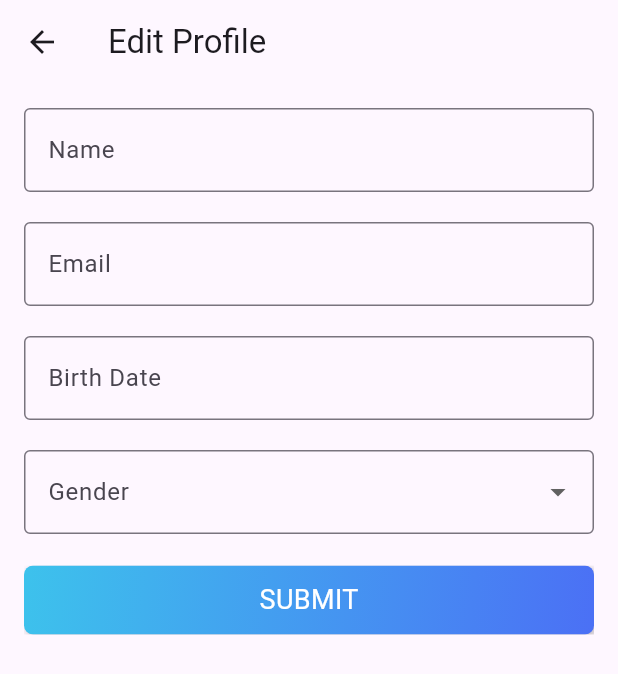
After one commit to edselford/PayDay, a Flutter app: the EditProfilePage screen opened by its route, on a phone screen of 412 x 824 dp. The commit adds this screen. Shown: the top 674 px of the screen. Run offline on Flutter 3.47's test engine with Material 3 defaults, Android fonts, the phone set to English and light mode, and no system bars; our stand-ins replace flutter_secure_storage, flutter_svg; missing offline and left inert: month_year_picker; accounts and stored records are empty; network calls fail.

Commit message:
Make profile

```diff
--- a/flutter/lib/main.dart
+++ b/flutter/lib/main.dart
@@ -4,6 +4,8 @@ import 'package:payday/helper.dart';
 import 'package:payday/pages/attendance/attendance.dart';
 import 'package:payday/pages/employee/employee.dart';
 import 'package:payday/pages/payslip/payslip-list.dart';
+import 'package:payday/pages/profile/edit_profile.dart';
+import 'package:payday/pages/profile/profile.dart';
 import 'package:payday/pages/salary/salary-list.dart';
 import 'package:payday/pages/salary/salary.dart';
 import 'package:payday/services/auth.dart';
@@ -43,7 +45,11 @@ class MyApp extends StatelessWidget {
 
         // Salary
         '/salary': (context) => const SalaryPage(),
-        '/salary/list': (context) => const SalaryListPage()
+        '/salary/list': (context) => const SalaryListPage(),
+
+        // Profile
+        '/profile': (context) => ProfilePage(),
+        '/profile/edit': (context) => EditProfilePage()
       },
     );
   }
--- /dev/null
+++ b/flutter/lib/pages/profile/edit_profile.dart
@@ -0,0 +1,144 @@
+import 'package:flutter/cupertino.dart';
+import 'package:flutter/material.dart';
+import 'package:intl/intl.dart';
+import 'package:payday/helper.dart';
+import 'package:payday/services/auth.dart';
+
+class EditProfilePage extends StatefulWidget {
+  @override
+  _EditProfilePageState createState() => _EditProfilePageState();
+}
+
+class _EditProfilePageState extends State<EditProfilePage> {
+  final TextEditingController _nameController = TextEditingController();
+  final TextEditingController _emailController = TextEditingController();
+  final TextEditingController _birthDateController = TextEditingController();
+  Gender? _selectedGender;
+
+  @override
+  void initState() {
+    super.initState();
+
+    WidgetsBinding.instance.addPostFrameCallback((_) {
+      Auth.me().catchError((err) {
+        if (context.mounted) alert(context, err);
+      }).then((value) {
+        _nameController.text = value.name;
+        _emailController.text = value.email;
+        _birthDateController.text =
+            DateFormat("yyyy-MM-dd").format(DateTime.now());
+
+        setState(() {
+          _selectedGender = value.gender;
+        });
+      });
+    });
+  }
+
+  @override
+  Widget build(BuildContext context) {
+    return Scaffold(
+      appBar: AppBar(
+        title: Text('Edit Profile'),
+      ),
+      body: Padding(
+        padding: const EdgeInsets.all(16.0),
+        child: Column(
+          children: [
+            TextField(
+              controller: _nameController,
+              decoration: InputDecoration(
+                  labelText: 'Name', border: OutlineInputBorder()),
+            ),
+            SizedBox(
+              height: 20,
+            ),
+            TextField(
+              controller: _emailController,
+              decoration: InputDecoration(
+                  labelText: 'Email', border: OutlineInputBorder()),
+            ),
+            SizedBox(
+              height: 20,
+            ),
+            TextField(
+              controller: _birthDateController,
+              decoration: InputDecoration(
+                  labelText: 'Birth Date', border: OutlineInputBorder()),
+              readOnly: true,
+              onTap: () async {
+                var pickedDate = await showDatePicker(
+                  context: context,
+                  initialDate: DateTime.now(),
+                  firstDate: DateTime(1900),
+                  lastDate: DateTime(2100),
+                );
+                if (pickedDate != null) {
+                  setState(() {
+                    _birthDateController.text =
+                        pickedDate.toLocal().toString().split(' ')[0];
+                  });
+                }
+              },
+            ),
+            SizedBox(
+              height: 20,
+            ),
+            DropdownButtonFormField<Gender>(
+              value: _selectedGender,
+              decoration: InputDecoration(
+                  labelText: 'Gender', border: OutlineInputBorder()),
+              items: Gender.values.map((Gender gender) {
+                return DropdownMenuItem<Gender>(
+                  value: gender,
+                  child: Text(gender == Gender.m ? "Male" : "Female"),
+                );
+              }).toList(),
+              onChanged: (Gender? newValue) {
+                setState(() {
+                  _selectedGender = newValue;
+                });
+              },
+            ),
+            SizedBox(height: 20),
+            RawMaterialButton(
+              onPressed: () {
+              },
+              child: Ink(
+                decoration: const BoxDecoration(
+                  gradient: LinearGradient(
+                    begin: Alignment.topLeft,
+                    end: Alignment.bottomRight,
+                    colors: [
+                      Color(0xff3DC2EC),
+                      Color(0xff4B70F5),
+                    ],
+                  ),
+                  borderRadius: BorderRadius.all(Radius.circular(6)),
+                  boxShadow: [
+                    BoxShadow(
+                      color: Color.fromRGBO(0, 0, 0, 0.25),
+                      offset: Offset(2, 2),
+                      blurRadius: 4,
+                    ),
+                  ],
+                ),
+                child: Container(
+                  alignment: Alignment.center,
+                  padding: const EdgeInsets.all(10),
+                  child: const Text(
+                    'SUBMIT',
+                    style: TextStyle(
+                      fontSize: 18,
+                      color: Colors.white,
+                    ),
+                  ),
+                ),
+              ),
+            ),
+          ],
+        ),
+      ),
+    );
+  }
+}
--- a/flutter/lib/services/auth.dart
+++ b/flutter/lib/services/auth.dart
@@ -34,6 +34,7 @@ class Auth {
       body: jsonEncode({'email': email, 'password': password}),
     )
         .catchError((error) {
+          print(error);
       return http.Response(error.toString(), 500);
     });
 
@@ -62,32 +63,53 @@ class Auth {
     if (res.statusCode >= 200 && res.statusCode < 300) {
       return User.fromJson(jsonDecode(res.body));
     } else {
-      throw Exception('Failed to load user data');
+          print(res.body);
+      throw Exception('Failed to load user data, ${res.body}');
     }
   }
 }
+
+enum Gender { m, f }
 
 class User {
   final int id;
   final String name;
   final String email;
   final String role;
+  final String age;
+  final Gender gender;
+  final DateTime bornDate;
 
   User(
       {required this.id,
       required this.name,
       required this.email,
-      required this.role});
+      required this.role,
+      required this.age,
+      required this.gender,
+      required this.bornDate});
 
   factory User.fromJson(Map<String, dynamic> json) {
     return User(
         id: json['id'],
         name: json['name'],
         email: json['email'],
-        role: json['role']['name']);
+        role: json['role']['name'],
+        age: json['age'],
+        gender: Gender.values
+            .firstWhere((e) => e.toString() == 'Gender.' + json['gender']),
+        bornDate: DateTime.parse(json['born_date']));
   }
 
   Map<String, dynamic> toJson() {
-    return {'id': id, 'name': name, 'email': email, 'role': role};
+    return {
+      'id': id,
+      'name': name,
+      'email': email,
+      'role': role,
+      'age': age,
+      'gender': gender.toString().split('.').last,
+      'bornDate': bornDate.toIso8601String(),
+    };
   }
 }
```
Also changed, not shown: flutter/lib/pages/employee/employee.dart (+2 -7 lines), flutter/lib/pages/home.dart (+21 -16 lines), flutter/lib/pages/old-home.dart (+2 -7 lines), flutter/lib/pages/payslip/payslip-list.dart (+2 -7 lines), flutter/lib/pages/payslip/payslip.dart (+2 -7 lines), flutter/lib/pages/profile/profile.dart (added, +188 -0 lines), flutter/lib/pages/salary/salary-list.dart (+2 -7 lines), flutter/lib/pages/salary/salary.dart (+2 -7 lines), flutter/pubspec.lock, 3 other files.
